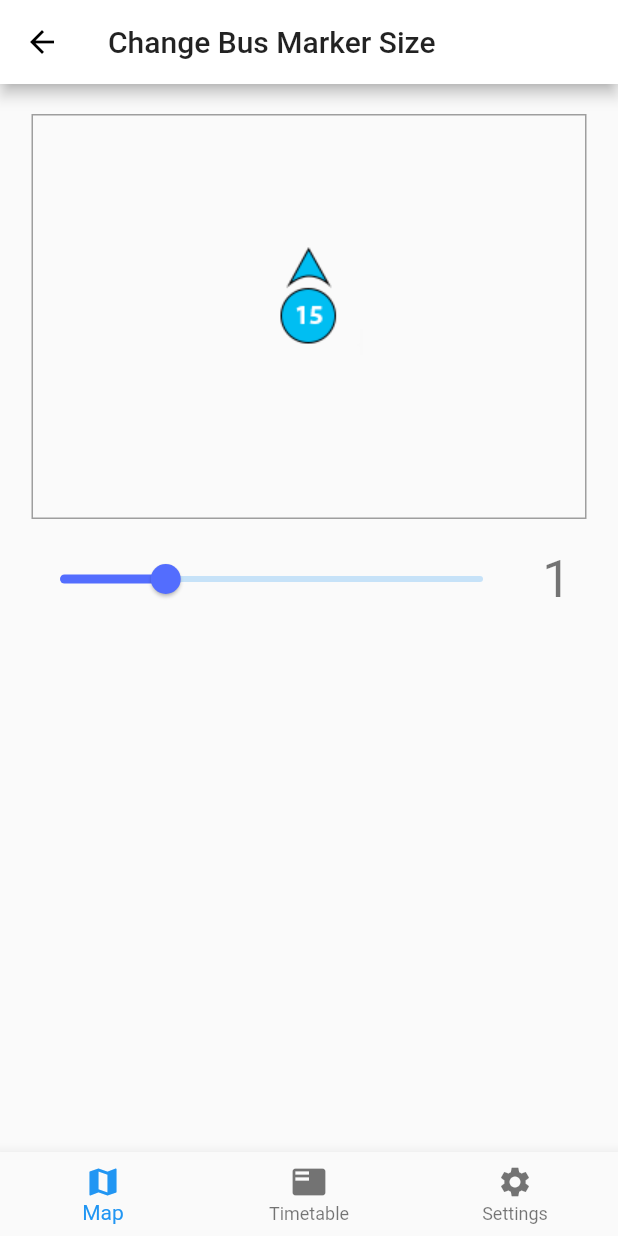
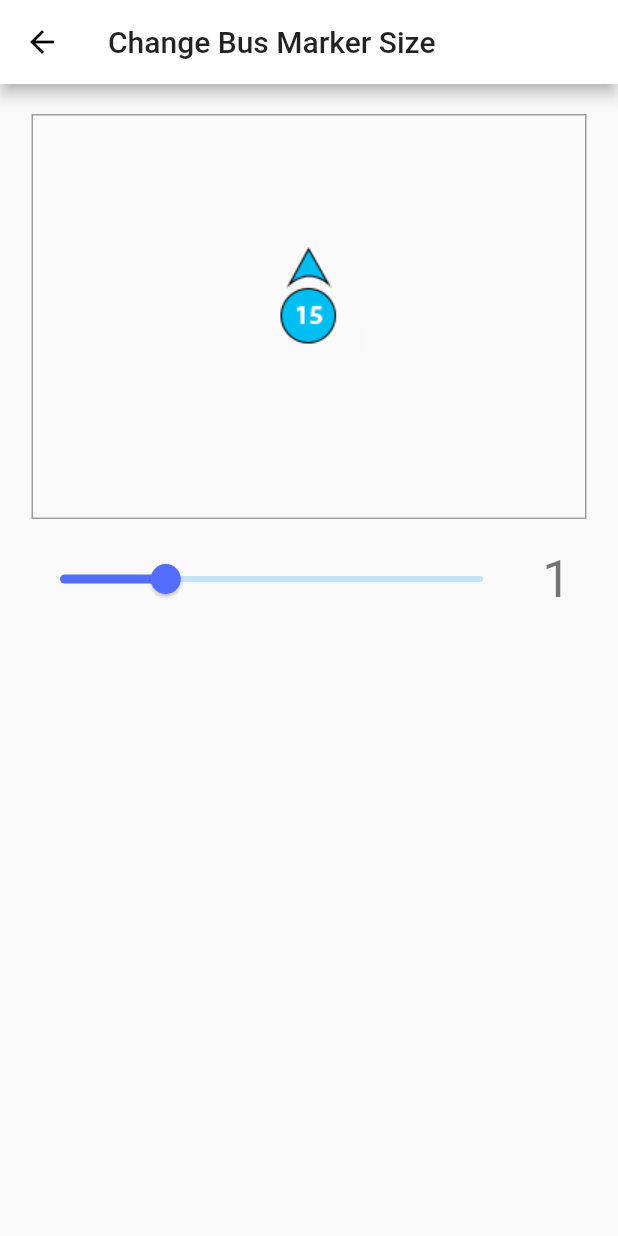
Before and after one commit to SirElTomato/bus_tracker, a Flutter app: the ChangeIconSizePage screen opened directly, on a phone screen of 412 x 824 dp. Run offline on Flutter 3.47's test engine with Material 2 defaults, Android fonts, the light colour scheme and no system bars; our stand-ins replace flutter_redux, google_maps_flutter, redux, shared_preferences; missing offline and left inert: permission; accounts and stored records are empty.

Commit message:
Remove tabs from in-settings pages

```diff
--- a/lib/presentation/change_icon_size_page.dart
+++ b/lib/presentation/change_icon_size_page.dart
@@ -38,7 +38,6 @@ class ChangeIconSizePageState extends State<ChangeIconSizePage> {
       appBar: AppBar(
         title: Text("Change Bus Marker Size"),
       ),
-      bottomNavigationBar: TabSelector(),
       body: StoreConnector<AppState, SettingsPageViewModel>(
           converter: (Store<AppState> store) =>
               SettingsPageViewModel.create(store),
```
